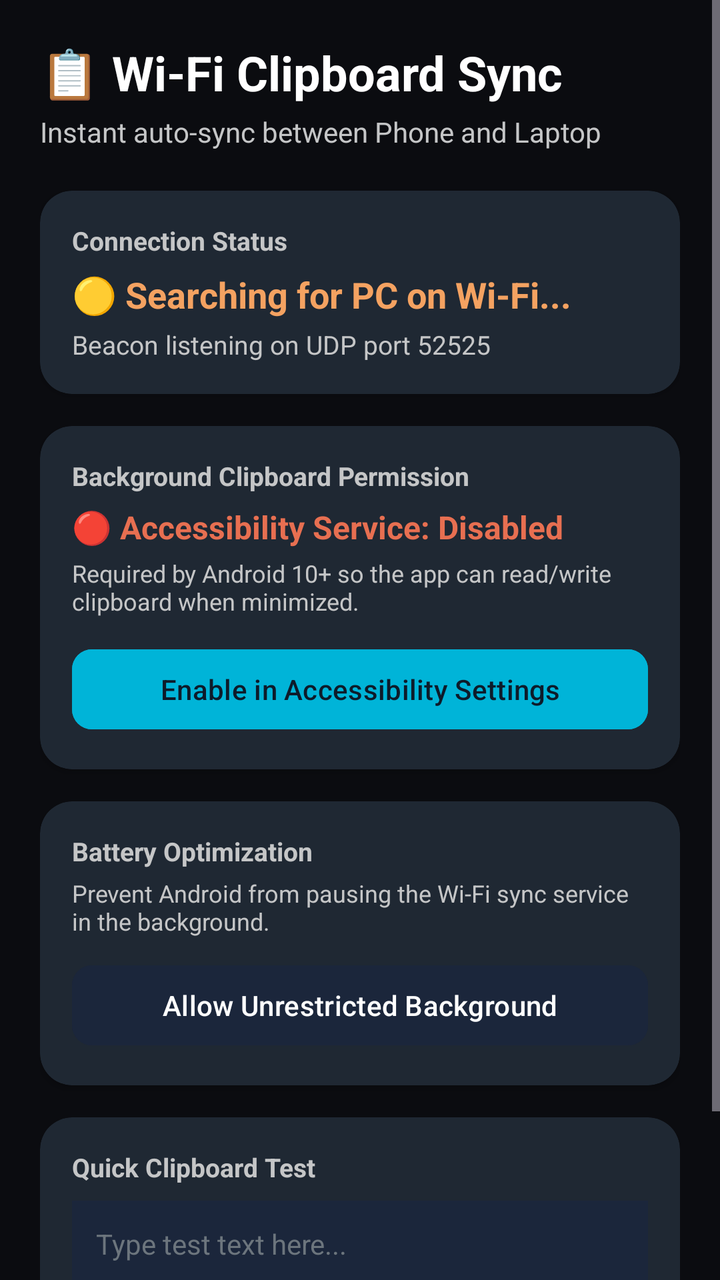
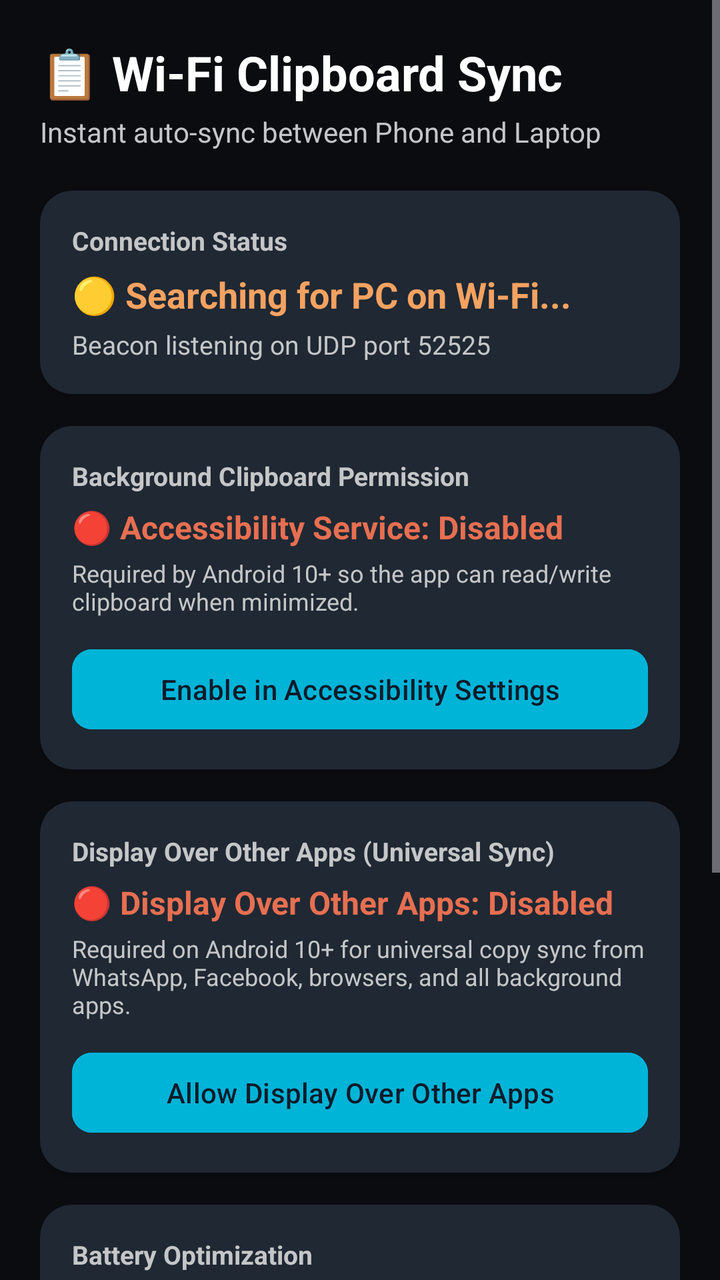

Screens rendered from an Android XML layout before and after an edit, with the pre-edit source and the edit as a unified diff.
<!-- AndroidManifest.xml: application theme Theme.WiFiClipboardSync -->
<!-- res/layout/activity_main.xml -->
<?xml version="1.0" encoding="utf-8"?>
<ScrollView xmlns:android="http://schemas.android.com/apk/res/android"
    xmlns:app="http://schemas.android.com/apk/res-auto"
    android:layout_width="match_parent"
    android:layout_height="match_parent"
    android:background="@color/background"
    android:fillViewport="true">

    <LinearLayout
        android:layout_width="match_parent"
        android:layout_height="wrap_content"
        android:orientation="vertical"
        android:padding="20dp">

        
        <TextView
            android:layout_width="wrap_content"
            android:layout_height="wrap_content"
            android:text="📋 Wi-Fi Clipboard Sync"
            android:textColor="@color/text_primary"
            android:textSize="24sp"
            android:textStyle="bold" />

        <TextView
            android:layout_width="wrap_content"
            android:layout_height="wrap_content"
            android:layout_marginTop="4dp"
            android:text="Instant auto-sync between Phone and Laptop"
            android:textColor="@color/text_secondary"
            android:textSize="14sp" />

        
        <com.google.android.material.card.MaterialCardView
            android:layout_width="match_parent"
            android:layout_height="wrap_content"
            android:layout_marginTop="20dp"
            app:cardBackgroundColor="@color/card_bg"
            app:cardCornerRadius="16dp"
            app:cardElevation="2dp"
            app:strokeWidth="0dp">

            <LinearLayout
                android:layout_width="match_parent"
                android:layout_height="wrap_content"
                android:orientation="vertical"
                android:padding="16dp">

                <TextView
                    android:layout_width="wrap_content"
                    android:layout_height="wrap_content"
                    android:text="Connection Status"
                    android:textColor="@color/text_secondary"
                    android:textSize="13sp"
                    android:textStyle="bold" />

                <TextView
                    android:id="@+id/tvConnectionStatus"
                    android:layout_width="wrap_content"
                    android:layout_height="wrap_content"
                    android:layout_marginTop="6dp"
                    android:text="🟡 Searching for PC on Wi-Fi..."
                    android:textColor="#F4A261"
                    android:textSize="18sp"
                    android:textStyle="bold" />

                <TextView
                    android:id="@+id/tvServerDetails"
                    android:layout_width="wrap_content"
                    android:layout_height="wrap_content"
                    android:layout_marginTop="4dp"
                    android:text="Beacon listening on UDP port 52525"
                    android:textColor="@color/text_secondary"
                    android:textSize="13sp" />

            </LinearLayout>
        </com.google.android.material.card.MaterialCardView>

        
        <com.google.android.material.card.MaterialCardView
            android:layout_width="match_parent"
            android:layout_height="wrap_content"
            android:layout_marginTop="16dp"
            app:cardBackgroundColor="@color/card_bg"
            app:cardCornerRadius="16dp"
            app:cardElevation="2dp"
            app:strokeWidth="0dp">

            <LinearLayout
                android:layout_width="match_parent"
                android:layout_height="wrap_content"
                android:orientation="vertical"
                android:padding="16dp">

                <TextView
                    android:layout_width="wrap_content"
                    android:layout_height="wrap_content"
                    android:text="Background Clipboard Permission"
                    android:textColor="@color/text_secondary"
                    android:textSize="13sp"
                    android:textStyle="bold" />

                <TextView
                    android:id="@+id/tvAccessibilityStatus"
                    android:layout_width="wrap_content"
                    android:layout_height="wrap_content"
                    android:layout_marginTop="6dp"
                    android:text="🔴 Accessibility Service: Disabled"
                    android:textColor="#E76F51"
                    android:textSize="16sp"
                    android:textStyle="bold" />

                <TextView
                    android:layout_width="wrap_content"
                    android:layout_height="wrap_content"
                    android:layout_marginTop="4dp"
                    android:text="Required by Android 10+ so the app can read/write clipboard when minimized."
                    android:textColor="@color/text_secondary"
                    android:textSize="12sp" />

                <com.google.android.material.button.MaterialButton
                    android:id="@+id/btnEnableAccessibility"
                    android:layout_width="match_parent"
                    android:layout_height="wrap_content"
                    android:layout_marginTop="12dp"
                    android:backgroundTint="@color/accent"
                    android:text="Enable in Accessibility Settings"
                    android:textColor="@color/primary"
                    app:cornerRadius="10dp" />

            </LinearLayout>
        </com.google.android.material.card.MaterialCardView>

        
        <com.google.android.material.card.MaterialCardView
            android:layout_width="match_parent"
            android:layout_height="wrap_content"
            android:layout_marginTop="16dp"
            app:cardBackgroundColor="@color/card_bg"
            app:cardCornerRadius="16dp"
            app:cardElevation="2dp"
            app:strokeWidth="0dp">

            <LinearLayout
                android:layout_width="match_parent"
                android:layout_height="wrap_content"
                android:orientation="vertical"
                android:padding="16dp">

                <TextView
                    android:layout_width="wrap_content"
                    android:layout_height="wrap_content"
                    android:text="Battery Optimization"
                    android:textColor="@color/text_secondary"
                    android:textSize="13sp"
                    android:textStyle="bold" />

                <TextView
                    android:id="@+id/tvBatteryStatus"
                    android:layout_width="wrap_content"
                    android:layout_height="wrap_content"
                    android:layout_marginTop="4dp"
                    android:text="Prevent Android from pausing the Wi-Fi sync service in the background."
                    android:textColor="@color/text_secondary"
                    android:textSize="12sp" />

                <com.google.android.material.button.MaterialButton
                    android:id="@+id/btnBatteryOptimization"
                    android:layout_width="match_parent"
                    android:layout_height="wrap_content"
                    android:layout_marginTop="10dp"
                    android:backgroundTint="@color/primary_variant"
                    android:text="Allow Unrestricted Background"
                    android:textColor="@color/text_primary"
                    app:cornerRadius="10dp" />

            </LinearLayout>
        </com.google.android.material.card.MaterialCardView>

        
        <com.google.android.material.card.MaterialCardView
            android:layout_width="match_parent"
            android:layout_height="wrap_content"
            android:layout_marginTop="16dp"
            app:cardBackgroundColor="@color/card_bg"
            app:cardCornerRadius="16dp"
            app:cardElevation="2dp"
            app:strokeWidth="0dp">

            <LinearLayout
                android:layout_width="match_parent"
                android:layout_height="wrap_content"
                android:orientation="vertical"
                android:padding="16dp">

                <TextView
                    android:layout_width="wrap_content"
                    android:layout_height="wrap_content"
                    android:text="Quick Clipboard Test"
                    android:textColor="@color/text_secondary"
                    android:textSize="13sp"
                    android:textStyle="bold" />

                <EditText
                    android:id="@+id/etTestText"
                    android:layout_width="match_parent"
                    android:layout_height="wrap_content"
                    android:layout_marginTop="8dp"
                    android:background="@color/primary_variant"
                    android:hint="Type test text here..."
                    android:padding="12dp"
                    android:textColor="@color/text_primary"
                    android:textColorHint="#6C757D"
                    android:textSize="14sp" />

                <com.google.android.material.button.MaterialButton
                    android:id="@+id/btnSendTest"
                    android:layout_width="match_parent"
                    android:layout_height="wrap_content"
                    android:layout_marginTop="10dp"
                    android:backgroundTint="@color/accent_green"
                    android:text="Push to PC Clipboard"
                    android:textColor="@color/primary"
                    app:cornerRadius="10dp" />

            </LinearLayout>
        </com.google.android.material.card.MaterialCardView>

    </LinearLayout>
</ScrollView>
<!-- resources referenced by this layout -->
<resources>
  <color name="accent">#00B4D8</color>
  <color name="accent_green">#2EC4B6</color>
  <color name="background">#0B0C10</color>
  <color name="card_bg">#1F2833</color>
  <color name="primary">#0D1B2A</color>
  <color name="primary_variant">#1B263B</color>
  <color name="text_primary">#FFFFFF</color>
  <color name="text_secondary">#C5C6C7</color>
  <style name="Theme.WiFiClipboardSync" parent="Theme.Material3.Dark.NoActionBar">
          <item name="colorPrimary">@color/accent</item>
          <item name="android:windowBackground">@color/background</item>
          <item name="android:statusBarColor">@color/background</item>
          <item name="android:navigationBarColor">@color/background</item>
      </style>
</resources>

<!-- the commit's change to res/layout/activity_main.xml (unified diff, before → after) -->
@@ -149,6 +149,61 @@
                 <TextView
                     android:layout_width="wrap_content"
                     android:layout_height="wrap_content"
+                    android:text="Display Over Other Apps (Universal Sync)"
+                    android:textColor="@color/text_secondary"
+                    android:textSize="13sp"
+                    android:textStyle="bold" />
+
+                <TextView
+                    android:id="@+id/tvOverlayStatus"
+                    android:layout_width="wrap_content"
+                    android:layout_height="wrap_content"
+                    android:layout_marginTop="6dp"
+                    android:text="🔴 Display Over Other Apps: Disabled"
+                    android:textColor="#E76F51"
+                    android:textSize="16sp"
+                    android:textStyle="bold" />
+
+                <TextView
+                    android:layout_width="wrap_content"
+                    android:layout_height="wrap_content"
+                    android:layout_marginTop="4dp"
+                    android:text="Required on Android 10+ for universal copy sync from WhatsApp, Facebook, browsers, and all background apps."
+                    android:textColor="@color/text_secondary"
+                    android:textSize="12sp" />
+
+                <com.google.android.material.button.MaterialButton
+                    android:id="@+id/btnEnableOverlay"
+                    android:layout_width="match_parent"
+                    android:layout_height="wrap_content"
+                    android:layout_marginTop="12dp"
+                    android:backgroundTint="@color/accent"
+                    android:text="Allow Display Over Other Apps"
+                    android:textColor="@color/primary"
+                    app:cornerRadius="10dp" />
+
+            </LinearLayout>
+        </com.google.android.material.card.MaterialCardView>
+
+        
+        <com.google.android.material.card.MaterialCardView
+            android:layout_width="match_parent"
+            android:layout_height="wrap_content"
+            android:layout_marginTop="16dp"
+            app:cardBackgroundColor="@color/card_bg"
+            app:cardCornerRadius="16dp"
+            app:cardElevation="2dp"
+            app:strokeWidth="0dp">
+
+            <LinearLayout
+                android:layout_width="match_parent"
+                android:layout_height="wrap_content"
+                android:orientation="vertical"
+                android:padding="16dp">
+
+                <TextView
+                    android:layout_width="wrap_content"
+                    android:layout_height="wrap_content"
                     android:text="Battery Optimization"
                     android:textColor="@color/text_secondary"
                     android:textSize="13sp"
